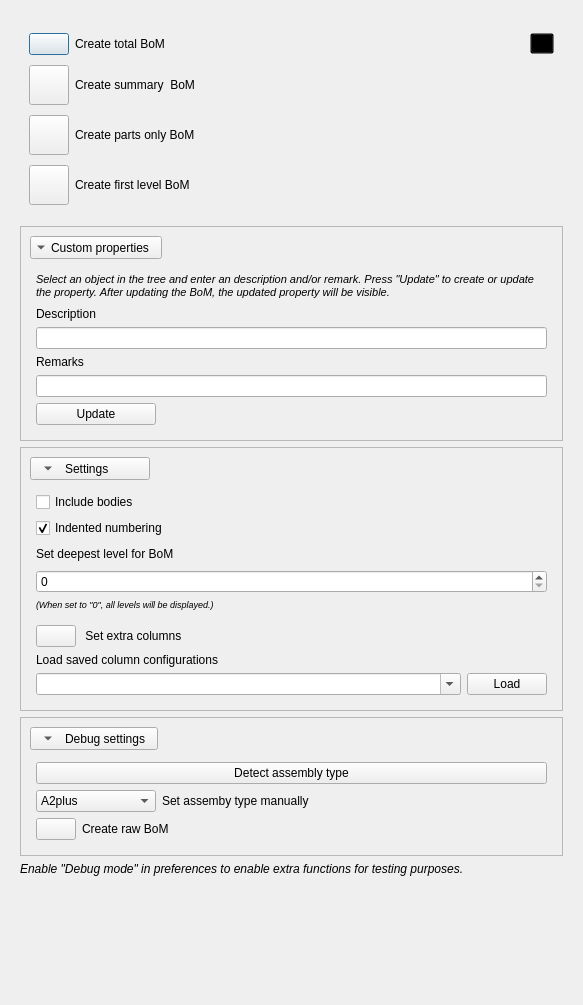
The window that Resources/UI/BoM_Panel.ui (APEbbers/BillOfMaterials-WB) describes before a commit, drawn with Qt 5.
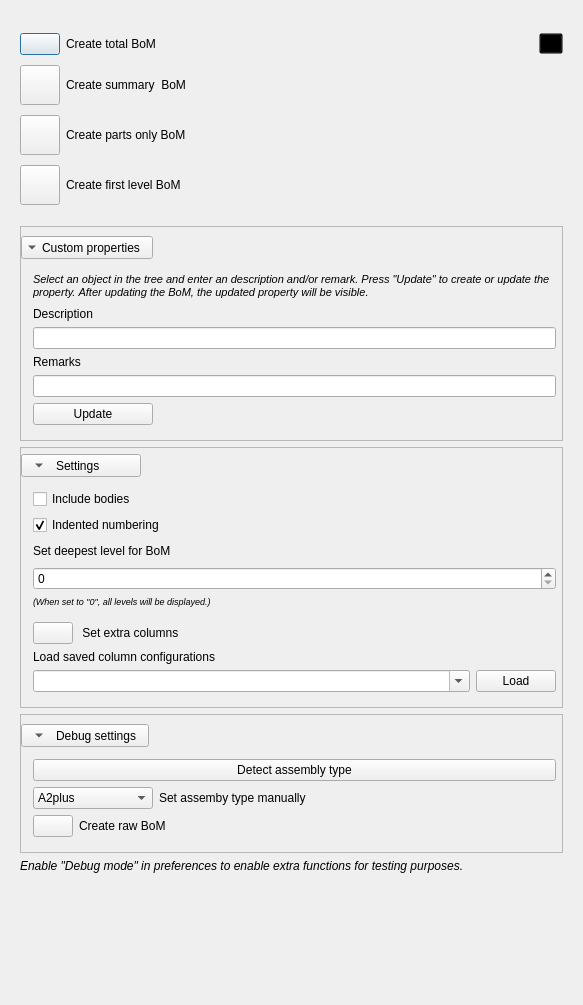
The same window after the commit. Icons and pictures are not drawn.

Commit message: Test with UI update panel - 7

What changed in the file:
```diff
--- a/Resources/UI/BoM_Panel.ui
+++ b/Resources/UI/BoM_Panel.ui
@@ -62,6 +62,12 @@
          <enum>QFrame::Shadow::Sunken</enum>
         </property>
         <layout class="QGridLayout" name="gridLayout_14">
+         <property name="leftMargin">
+          <number>0</number>
+         </property>
+         <property name="rightMargin">
+          <number>0</number>
+         </property>
          <item row="0" column="0">
           <layout class="QGridLayout" name="gridLayout_2">
            <item row="0" column="2">
@@ -266,6 +272,12 @@
          <enum>QFrame::Shadow::Sunken</enum>
         </property>
         <layout class="QGridLayout" name="gridLayout_13">
+         <property name="leftMargin">
+          <number>0</number>
+         </property>
+         <property name="rightMargin">
+          <number>0</number>
+         </property>
          <item row="0" column="0">
           <layout class="QGridLayout" name="gridLayout_11">
            <item row="0" column="1">
@@ -309,7 +321,7 @@
            </property>
            <layout class="QGridLayout" name="gridLayout">
             <property name="leftMargin">
-             <number>6</number>
+             <number>12</number>
             </property>
             <property name="topMargin">
              <number>6</number>
@@ -433,6 +445,15 @@
          <property name="sizeConstraint">
           <enum>QLayout::SizeConstraint::SetMinimumSize</enum>
          </property>
+         <property name="leftMargin">
+          <number>0</number>
+         </property>
+         <property name="topMargin">
+          <number>6</number>
+         </property>
+         <property name="rightMargin">
+          <number>0</number>
+         </property>
          <item row="0" column="0">
           <layout class="QGridLayout" name="gridLayout_15">
            <item row="0" column="0">
@@ -500,7 +521,7 @@
            </property>
            <layout class="QGridLayout" name="gridLayout_24">
             <property name="leftMargin">
-             <number>6</number>
+             <number>12</number>
             </property>
             <property name="topMargin">
              <number>6</number>
@@ -748,6 +769,12 @@
          <enum>QFrame::Shadow::Sunken</enum>
         </property>
         <layout class="QGridLayout" name="gridLayout_18">
+         <property name="leftMargin">
+          <number>0</number>
+         </property>
+         <property name="rightMargin">
+          <number>0</number>
+         </property>
          <item row="0" column="0">
           <layout class="QGridLayout" name="gridLayout_17">
            <item row="0" column="0">
@@ -815,7 +842,7 @@
            </property>
            <layout class="QGridLayout" name="gridLayout_22">
             <property name="leftMargin">
-             <number>6</number>
+             <number>12</number>
             </property>
             <property name="topMargin">
              <number>6</number>
```
The commit also changes 1 other file.
